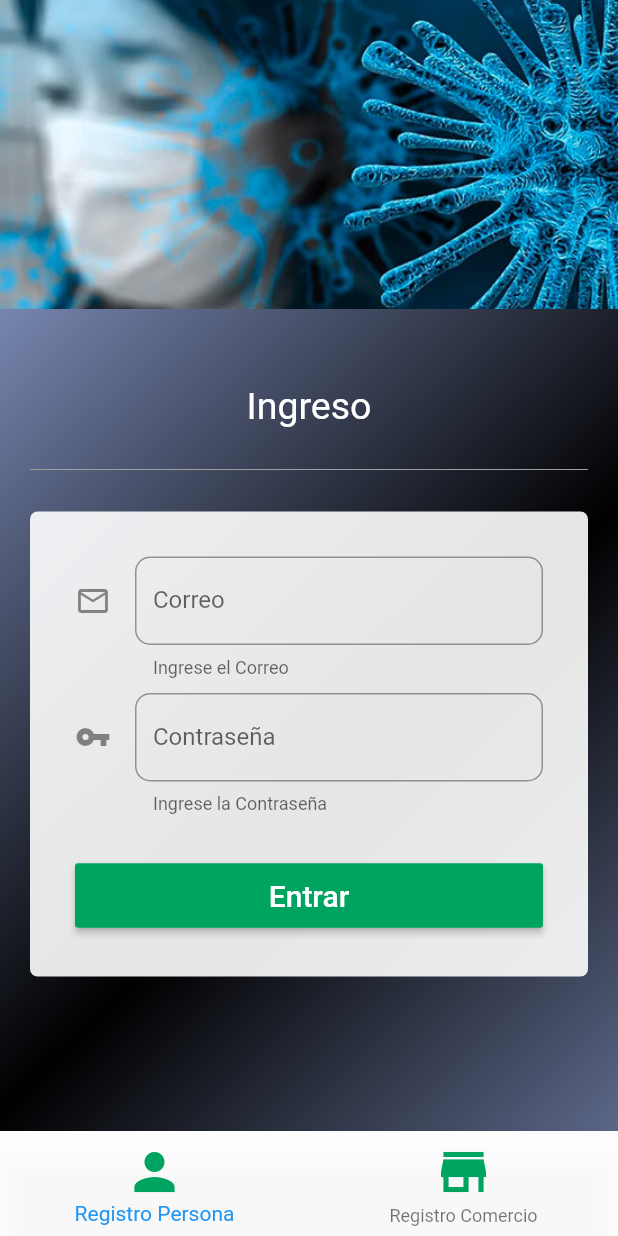
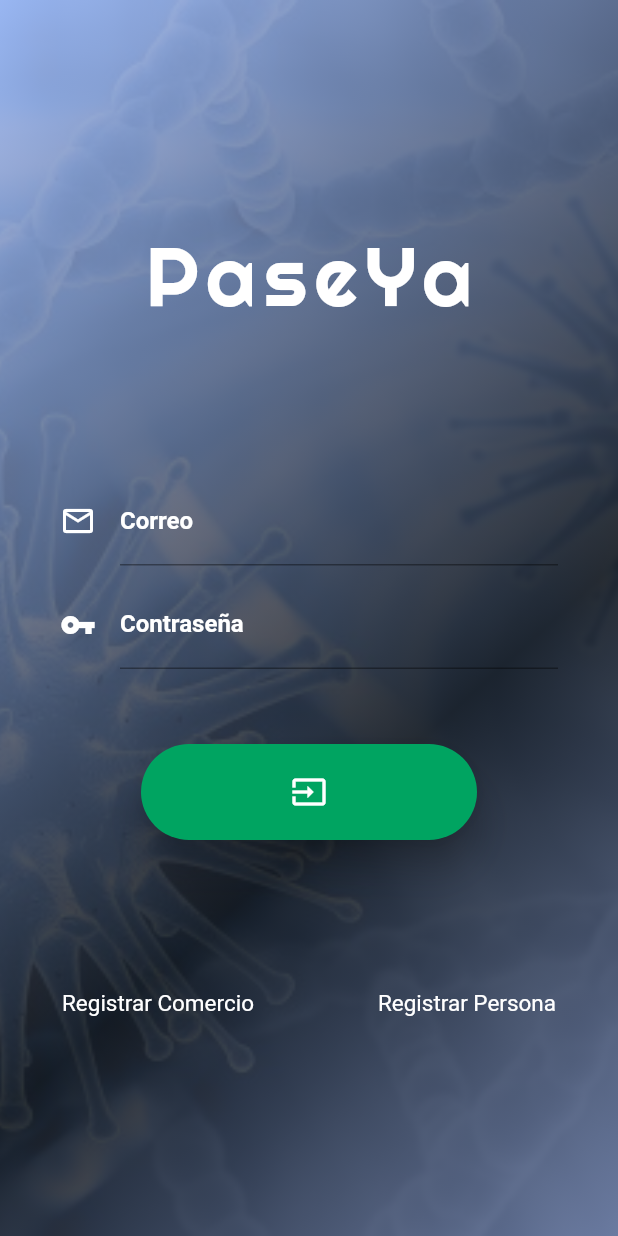
Before and after one commit to satico0518/customers, a Flutter app: the screen it shows after launch, on a phone screen of 412 x 824 dp. Run offline on Flutter 3.47's test engine with Material 2 defaults, Android fonts, the phone set to English and light mode, and no system bars; our stand-ins replace cloud_firestore, csv, firebase_auth, firebase_storage, fluttertoast, google_fonts and 4 more; missing offline and left inert: barcode_scan, flutter_email_sender; accounts and stored records are empty.

Commit message:
login design ok and single form email

```diff
--- a/lib/src/pages/form-list-page.dart
+++ b/lib/src/pages/form-list-page.dart
@@ -135,10 +135,8 @@ class _FormListState extends State<FormList> {
     });
     String csv = const ListToCsvConverter().convert(dataToExport);
     final File txtfile = await writeFileContent(csv);
-    print('txtfile: $txtfile');
     final fileUrl = await uploadFile(txtfile, 'entrevistas_${DateTime.now().millisecondsSinceEpoch.toString()}.txt');
-    final response = await sendEmail(fileUrl);
-    print('Email response: $response');
+    final response = await sendFormListEmail(fileUrl);
     Fluttertoast.showToast(
       msg: response,
       toastLength: Toast.LENGTH_SHORT,
--- a/lib/src/pages/login-page.dart
+++ b/lib/src/pages/login-page.dart
@@ -9,6 +9,7 @@ import 'package:customers/src/providers/userFirebase.provider.dart';
 import 'package:firebase_auth/firebase_auth.dart';
 import 'package:flutter/material.dart';
 import 'package:fluttertoast/fluttertoast.dart';
+import 'package:google_fonts/google_fonts.dart';
 
 class LoginPage extends StatefulWidget {
   static final String routeName = 'login';
@@ -26,44 +27,30 @@ class _LoginPageState extends State<LoginPage> {
   @override
   Widget build(BuildContext context) {
     final screenSize = MediaQuery.of(context).size;
-    int _index = 0;
     return SafeArea(
       child: Scaffold(
         key: _scaffoldKey,
-        bottomNavigationBar: BottomNavigationBar(
-          iconSize: 40,
-          currentIndex: _index,
-          backgroundColor: Color.fromRGBO(255, 255, 255, .9),
-          items: [
-            BottomNavigationBarItem(
-              title: Text(
-                'Registro Persona',
-                style: TextStyle(fontSize: 18),
-              ),
-              icon: Icon(
-                Icons.person,
-                color: Theme.of(context).secondaryHeaderColor,
+        body: Container(
+          height: MediaQuery.of(context).size.height,
+          width: screenSize.width,
+          child: SingleChildScrollView(
+            child: Stack(
+              children: [
+                Container(
+                  width: double.infinity,
+                  height: MediaQuery.of(context).size.height,
+                  child: Opacity(
+                    opacity: .6,
+                    child: Image(
+                        fit: BoxFit.cover,
+                        image: AssetImage('assets/img/background.jpg')),
                   ),
                 ),
-            BottomNavigationBarItem(
-              title: Text(
-                'Registro Comercio',
-                style: TextStyle(fontSize: 18),
-              ),
-              icon: Icon(
-                Icons.store_mall_directory,
-                color: Theme.of(context).secondaryHeaderColor,
-              ),
-            ),
-          ],
-          onTap: (index) {
-            setState(() => _index = index);
-            index == 0
-                ? Navigator.of(context).pushNamed(RegisterPage.routeName)
-                : Navigator.of(context).pushNamed(ShopForm.routeName);
-          },
-        ),
-        body: Container(
+                Opacity(
+                  opacity: .8,
+                  child: Container(
+                    width: double.infinity,
+                    height: MediaQuery.of(context).size.height,
                     decoration: BoxDecoration(
                       gradient: LinearGradient(
                         begin: Alignment.topLeft,
@@ -72,58 +59,42 @@ class _LoginPageState extends State<LoginPage> {
                           const Color(0xffa4b9f3),
                           const Color(0xFF000000)
                         ], // whitish to gray
-              tileMode: TileMode.mirror, // repeats the gradient over the canvas
+                        tileMode: TileMode
+                            .mirror, // repeats the gradient over the canvas
                       ),
                     ),
-          height: MediaQuery.of(context).size.height,
-          width: screenSize.width,
-          child: SingleChildScrollView(
-            child: Column(
-              mainAxisAlignment: MainAxisAlignment.start,
-              children: <Widget>[
-                Container(
-                  width: double.infinity,
-                  height: MediaQuery.of(context).size.height / 4,
-                  child: Image(
-                      fit: BoxFit.fitWidth,
-                      image: AssetImage('assets/img/banner.jpg')),
                   ),
-                SizedBox(
-                  height: 50,
-                ),
-                Text(
-                  'Ingreso',
-                  style: TextStyle(fontSize: 25, color: Colors.white),
-                ),
-                Padding(
-                  padding: const EdgeInsets.all(20.0).copyWith(bottom: 0),
-                  child: Divider(color: Colors.grey),
                 ),
                 Column(
-                  mainAxisAlignment: MainAxisAlignment.spaceAround,
                   children: <Widget>[
+                    SizedBox(height: 150,),
+                    Text(
+                      'PaseYa',
+                      style: GoogleFonts.righteous(
+                          letterSpacing: 5, fontSize: 55, color: Colors.white),
+                    ),
+                    SizedBox(height: 70,),
                     Padding(
-                      padding: const EdgeInsets.all(20.0),
+                      padding: const EdgeInsets.symmetric(horizontal: 10.0),
                       child: Container(
-                        decoration: BoxDecoration(
-                          borderRadius: BorderRadius.circular(5),
-                          color: Color.fromRGBO(255, 255, 255, .9),
-                        ),
                         padding: EdgeInsets.all(30),
                         child: Form(
                           key: _formKey,
                           child: Column(
                             children: [
                               TextFormField(
+                                style: TextStyle(color: Theme.of(context).secondaryHeaderColor, fontWeight: FontWeight.bold),
                                 keyboardType: TextInputType.emailAddress,
                                 decoration: InputDecoration(
                                   labelText: 'Correo',
-                                    hintText: 'correo@dominio.com',
-                                    helperText: 'Ingrese el Correo',
-                                    icon: Icon(Icons.mail_outline),
-                                    border: OutlineInputBorder(
-                                        borderRadius:
-                                            BorderRadius.circular(10))),
+                                  icon: Icon(
+                                    Icons.mail_outline,
+                                    color: Colors.white,
+                                  ),
+                                  labelStyle:
+                                      TextStyle(color: Colors.white),
+
+                                ),
                                 validator: (value) {
                                   if (value.isEmpty)
                                     return 'Correo es obligatorio';
@@ -136,14 +107,17 @@ class _LoginPageState extends State<LoginPage> {
                                 height: 10,
                               ),
                               TextFormField(
+                                style: TextStyle(color: Theme.of(context).secondaryHeaderColor, fontWeight: FontWeight.bold),
                                 obscureText: true,
                                 decoration: InputDecoration(
                                   labelText: 'Contraseña',
-                                    helperText: 'Ingrese la Contraseña',
-                                    icon: Icon(Icons.vpn_key),
-                                    border: OutlineInputBorder(
-                                        borderRadius:
-                                            BorderRadius.circular(10))),
+                                  icon: Icon(
+                                    Icons.vpn_key,
+                                    color: Colors.white,
+                                  ),
+                                  labelStyle:
+                                      TextStyle(color: Colors.white),
+                                ),
                                 validator: (value) {
                                   if (value.isEmpty)
                                     return 'Contraseña es obligatorio';
@@ -153,28 +127,52 @@ class _LoginPageState extends State<LoginPage> {
                                     setState(() => _password = value),
                               ),
                               SizedBox(
-                                height: 30,
+                                height: 50,
                               ),
                               ButtonTheme(
-                                minWidth: double.infinity,
                                 child: RaisedButton(
-                                  padding: EdgeInsets.symmetric(vertical: 10),
+                                  elevation: 10,
+                                  padding: EdgeInsets.symmetric(
+                                      vertical: 20, horizontal: 100),
                                   textColor: Colors.white,
-                                  color: Theme.of(context).secondaryHeaderColor,
-                                  child: Text(
-                                    'Entrar',
-                                    style: TextStyle(fontSize: 20),
-                                  ),
+                                  color: Theme.of(context)
+                                      .secondaryHeaderColor,
+                                  child: Icon(Icons.input),
+                                  shape: RoundedRectangleBorder(
+                                      borderRadius:
+                                          BorderRadius.circular(50)),
                                   onPressed: () => _handleLogin(),
                                 ),
-                              ),
+                              )
                             ],
                           ),
                         ),
                       ),
+                    ),
+                    SizedBox(height: 70,),
+                    Row(
+                      mainAxisAlignment: MainAxisAlignment.spaceAround,
+                      children: [
+                        GestureDetector(
+                          onTap: () => Navigator.of(context)
+                              .pushNamed(ShopForm.routeName),
+                          child: Text(
+                            'Registrar Comercio',
+                            style: TextStyle(color: Colors.white, fontSize: 15),
+                          ),
+                        ),
+                        GestureDetector(
+                          onTap: () => Navigator.of(context)
+                              .pushNamed(RegisterPage.routeName),
+                          child: Text(
+                            'Registrar Persona',
+                            style: TextStyle(color: Colors.white, fontSize: 15),
+                          ),
+                        ),
+                      ],
                     )
                   ],
-                )
+                ),
               ],
             ),
           ),
@@ -191,15 +189,17 @@ class _LoginPageState extends State<LoginPage> {
         final FirebaseUser user = await UserFirebaseProvider.fb
             .loginUserToFirebase(_userName.trim(), _password.trim());
         if (user.uid.isNotEmpty) {
-          final QuerySnapshot userSnapshot = await UserFirebaseProvider.fb.getUserFirebaseByemail(_userName.trim());
+          final QuerySnapshot userSnapshot = await UserFirebaseProvider.fb
+              .getUserFirebaseByemail(_userName.trim());
           bloc.changeUserIsLogged(true);
           if (userSnapshot.documents[0].data['type'] == 'CUSTOMER') {
-            Navigator.of(context).pushNamedAndRemoveUntil(HomePage.routeName, (route) => false);
+            Navigator.of(context)
+                .pushNamedAndRemoveUntil(HomePage.routeName, (route) => false);
           } else {
             ShopDBProvider.db.saveShopIfNotExists(context, _userName.trim());
-            Navigator.of(context).pushNamedAndRemoveUntil(QRReaderPage.routeName, (route) => false);
+            Navigator.of(context).pushNamedAndRemoveUntil(
+                QRReaderPage.routeName, (route) => false);
           }
-
         }
       } catch (e) {
         Fluttertoast.showToast(
```
Also changed, not shown: lib/src/pages/form-detail-page.dart (+3 -8 lines), lib/src/providers/userFirebase.provider.dart (+3 -24 lines), lib/src/utils/utils.dart (+100 -4 lines), assets/img/background.jpg (added). Lines whose indentation alone changed are shown as unchanged.
